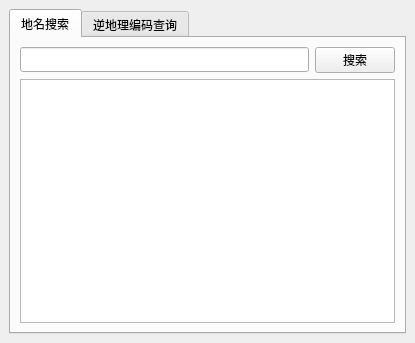
Before: the Qt Designer form ui/search.ui in liuxsdev/qgis-plugin-tianditu, drawn with Qt 5.
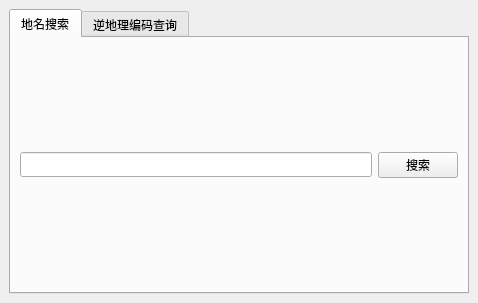
After: the same form once the commit is applied.

What changed in the file:
```diff
--- a/ui/search.ui
+++ b/ui/search.ui
@@ -6,8 +6,8 @@
    <rect>
     <x>0</x>
     <y>0</y>
-    <width>415</width>
-    <height>343</height>
+    <width>478</width>
+    <height>303</height>
    </rect>
   </property>
   <property name="font">
@@ -47,19 +47,6 @@
           </item>
          </layout>
         </item>
-        <item>
-         <widget class="QListView" name="listView">
-          <property name="enabled">
-           <bool>true</bool>
-          </property>
-          <property name="editTriggers">
-           <set>QAbstractItemView::NoEditTriggers</set>
-          </property>
-          <property name="selectionRectVisible">
-           <bool>true</bool>
-          </property>
-         </widget>
-        </item>
        </layout>
       </widget>
       <widget class="QWidget" name="tab_2">
```
